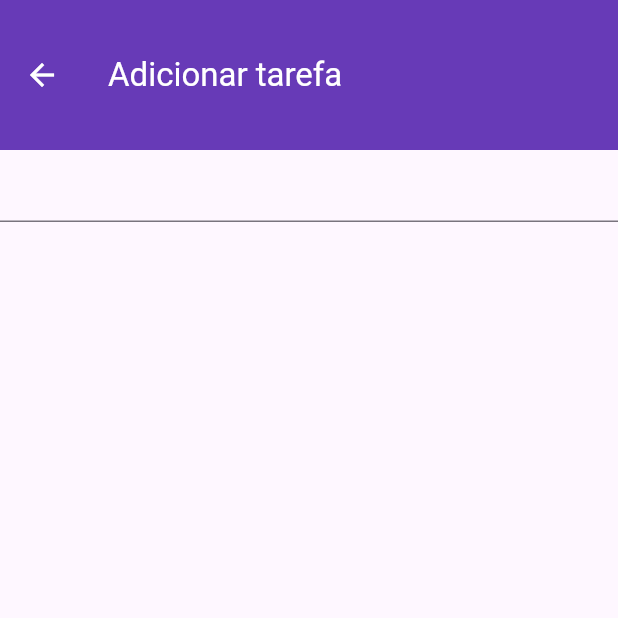
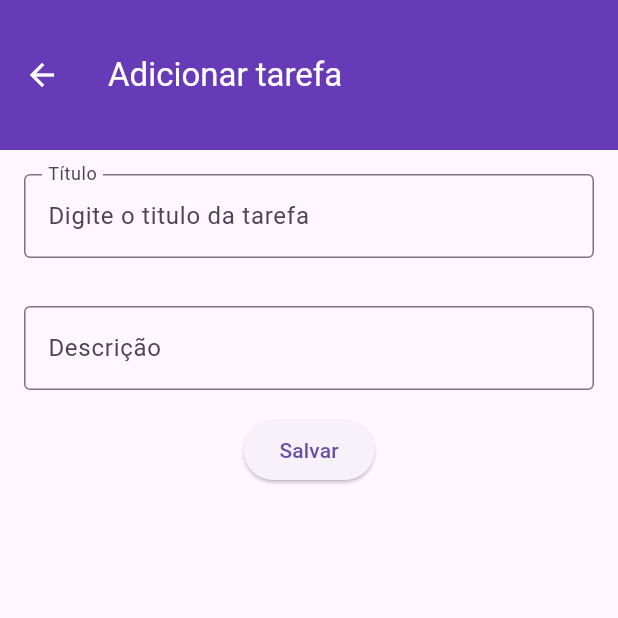
Before and after one commit to JandersonThomaz/ToDo_Segunda, a Flutter app: the AdicionarTaskScreen screen opened directly, on a phone screen of 412 x 824 dp, the top half of it. Run offline on Flutter 3.47's test engine with Material 3 defaults, Android fonts, the light colour scheme and no system bars.

Commit message:
Alterações da aula 08/09/2025

```diff
--- a/lib/screens/adicionar_task_screen.dart
+++ b/lib/screens/adicionar_task_screen.dart
@@ -1,21 +1,48 @@
 import 'package:flutter/material.dart';
 
 class AdicionarTaskScreen extends StatelessWidget {
-  const AdicionarTaskScreen({super.key});
+  AdicionarTaskScreen({super.key});
+
+  final tituloController = TextEditingController();
+  final descricaoController = TextEditingController();
 
   @override
   Widget build(BuildContext context) {
     return Scaffold(
-      appBar: AppBar(
-        title:Text("Adicionar tarefa"),
-      ),
+      appBar: AppBar(title: Text("Adicionar tarefa")),
       body: Column(
         children: [
-          TextField(
-          )
+          //campo do titulo
+          Padding(
+            padding: EdgeInsets.all(16),
+            child: TextField(
+              decoration: InputDecoration(
+                label: Text("Título"),
+                border: OutlineInputBorder(),
+                hintText: "Digite o titulo da tarefa",
+                floatingLabelBehavior: FloatingLabelBehavior.always,
+              ),
+              controller: tituloController,
+            ),
+          ),
+          //campo da descrição
+          Padding(
+            padding: EdgeInsetsGeometry.all(16),
+            child: TextField(
+              decoration: InputDecoration(
+                label: Text("Descrição"),
+                border: OutlineInputBorder(),
+                hintText: "Digite a descrição da tarefa",
+              ),
+              controller: descricaoController,
+            ),
+          ),
+          ElevatedButton(
+            onPressed: (){},
+            child: Text("Salvar"),
+          ),
         ],
-      )
+      ),
     );
   }
-
 }
```
Also changed, not shown: lib/main.dart (+2 -46 lines), lib/screens/home_screen.dart (added, +67 -0 lines), lib/models/Tarefa.dart (line endings or trailing spaces).
